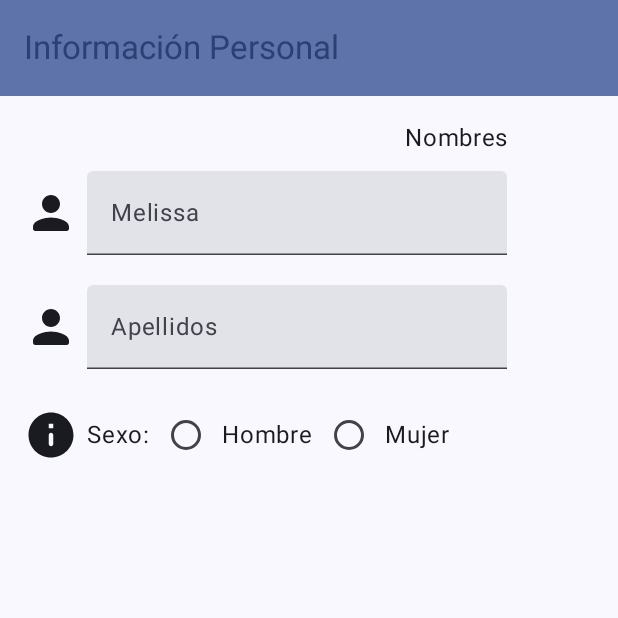
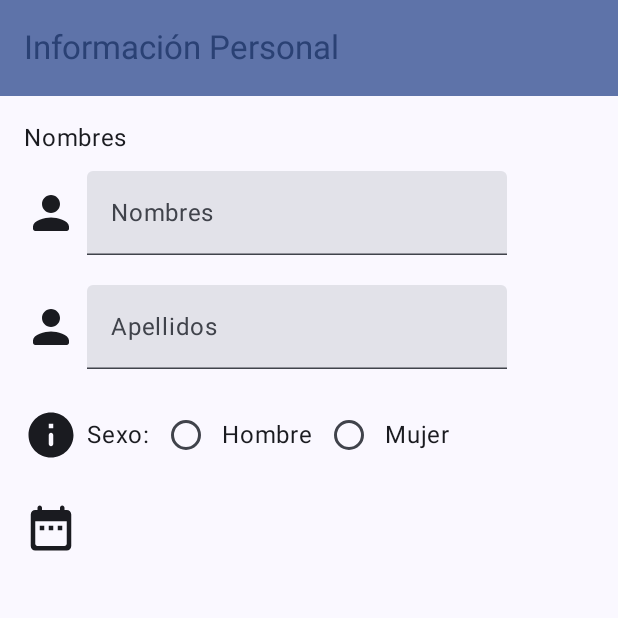
Before and after one commit to FerneyMontoya6/LabsCM20242-Gr03, an Android app built with Jetpack Compose: the screen it shows after launch (MainActivity), on a phone screen of 412 x 824 dp, the top half of it. Run offline under Robolectric (Android 15) with nearby library versions, the phone set to English and light mode, and no system bars.

Commit message:
:pencil2: se arreglaron el nombre de los inputs y se hizo un ajuste a los estados

```diff
--- a/Lab1-UI/src/main/java/com/example/labscm20242_gr03/screens/PersonalDataActivity.kt
+++ b/Lab1-UI/src/main/java/com/example/labscm20242_gr03/screens/PersonalDataActivity.kt
@@ -1,12 +1,18 @@
 package com.example.labscm20242_gr03.screens
 
 import android.content.res.Configuration
+import android.icu.text.SimpleDateFormat
+import android.icu.util.TimeZone
 import androidx.compose.foundation.layout.*
+import androidx.compose.foundation.text.KeyboardOptions
 import androidx.compose.material.icons.Icons
+import androidx.compose.material.icons.rounded.DateRange
 import androidx.compose.material.icons.rounded.Info
 import androidx.compose.material.icons.rounded.Person
 import androidx.compose.material3.*
 import androidx.compose.runtime.Composable
+import androidx.compose.runtime.MutableState
+import androidx.compose.runtime.derivedStateOf
 import androidx.compose.runtime.getValue
 import androidx.compose.runtime.mutableStateOf
 import androidx.compose.runtime.remember
@@ -15,13 +21,17 @@ import androidx.compose.runtime.setValue
 import androidx.compose.ui.Alignment
 import androidx.compose.ui.Modifier
 import androidx.compose.ui.platform.LocalConfiguration
+import androidx.compose.ui.text.input.KeyboardCapitalization
+import androidx.compose.ui.text.input.KeyboardType
+import androidx.compose.ui.text.intl.Locale
 import androidx.compose.ui.unit.dp
 import androidx.navigation.NavController
 
 @OptIn(ExperimentalMaterial3Api::class)
 @Composable
 fun PersonalDataActivity(navController: NavController) {
-    var inputText by rememberSaveable { mutableStateOf("") }
+    var fullNames by rememberSaveable { mutableStateOf("") }
+    var fullLastNames by rememberSaveable { mutableStateOf("") }
     var selectedGender by remember { mutableStateOf("") }
 
     val configuration = LocalConfiguration.current
@@ -47,8 +57,10 @@ fun PersonalDataActivity(navController: NavController) {
         ) {
             if (isPortrait) {
                 PersonalPortraitLayout(
-                    inputText = inputText,
-                    onInputChanges = { inputText = it },
+                    fullNames = fullNames,
+                    onFullNameHandleChange = { fullNames = it },
+                    lastNames = fullLastNames,
+                    onLastNameHandleChange = { fullLastNames = it },
                     selectedGender = selectedGender,
                     onGenderChange = { selectedGender = it }
                 )
@@ -61,10 +73,12 @@ fun PersonalDataActivity(navController: NavController) {
 
 @Composable
 fun PersonalPortraitLayout(
-    inputText: String,
-    onInputChanges: (String) -> Unit,
+    fullNames: String,
+    onFullNameHandleChange: (String) -> Unit,
+    lastNames: String,
+    onLastNameHandleChange: (String) -> Unit,
     selectedGender: String,
-    onGenderChange: (String) -> Unit
+    onGenderChange: (String) -> Unit,
 ) {
     Column(
         modifier = Modifier
@@ -77,7 +91,7 @@ fun PersonalPortraitLayout(
                 Modifier
                     .fillMaxWidth(0.85f)
                     .padding(bottom = 10.dp),
-                horizontalArrangement = Arrangement.End
+                horizontalArrangement = Arrangement.Start,
             ) {
                 Text("Nombres")
             }
@@ -93,9 +107,14 @@ fun PersonalPortraitLayout(
                         .size(36.dp)
                 )
                 TextField(
-                    value = inputText,
-                    onValueChange = onInputChanges,
-                    label = { Text("Melissa") }
+                    value = fullNames,
+                    onValueChange = onFullNameHandleChange,
+                    label = { Text("Nombres") },
+                    keyboardOptions = KeyboardOptions(
+                        capitalization = KeyboardCapitalization.Words,
+                        keyboardType = KeyboardType.Text
+                    ),
+                    singleLine = true
                 )
             }
         }
@@ -112,9 +131,14 @@ fun PersonalPortraitLayout(
                     .size(36.dp)
             )
             TextField(
-                value = inputText,
-                onValueChange = onInputChanges,
-                label = { Text("Apellidos") }
+                value = lastNames,
+                onValueChange = onLastNameHandleChange,
+                label = { Text("Apellidos") },
+                keyboardOptions = KeyboardOptions(
+                    capitalization = KeyboardCapitalization.Words,
+                    keyboardType = KeyboardType.Text
+                ),
+                singleLine = true
             )
         }
 
@@ -142,6 +166,20 @@ fun PersonalPortraitLayout(
             )
             Text("Mujer")
         }
+
+        // Fecha de nacimiento
+        Row(
+            modifier = Modifier.padding(bottom = 20.dp),
+            verticalAlignment = Alignment.CenterVertically
+        ) {
+            Icon(
+                Icons.Rounded.DateRange,
+                contentDescription = "Date icon",
+                modifier = Modifier
+                    .padding(end = 6.dp)
+                    .size(36.dp)
+            )
+        }
     }
 }
 
@@ -149,3 +187,38 @@ fun PersonalPortraitLayout(
 fun PersonalLandscapeLayout() {
     Text("Hola mundo landscape!!")
 }
+
+@OptIn(ExperimentalMaterial3Api::class)
+@Composable
+fun DatePickerDialogInput(openDate: MutableState<Boolean>, fechaNacimiento:MutableState<String>){
+    if (openDate.value) {
+        val datePickerState = rememberDatePickerState()
+        val confirmEnabled = remember {
+            derivedStateOf { datePickerState.selectedDateMillis != null }
+        }
+        val formatter: SimpleDateFormat = SimpleDateFormat("dd/MM/yyyy hh:mm:ss.SSS", java.util.Locale.getDefault())
+        formatter.timeZone = TimeZone.getTimeZone("UTC")
+
+        DatePickerDialog(
+            onDismissRequest = {
+                openDate.value = false
+            },
+            confirmButton = {
+                TextButton(
+                    onClick = {
+                        openDate.value = false
+                        fechaNacimiento.value = formatter.format(datePickerState.selectedDateMillis)
+                    },
+                    enabled = confirmEnabled.value
+                ) {
+                    Text("OK")
+                }
+            },
+            dismissButton = {
+                TextButton(onClick = { openDate.value = false }) { Text("Cancel") }
+            }
+        ) {
+            DatePicker(state = datePickerState)
+          }
+}
+}
```
